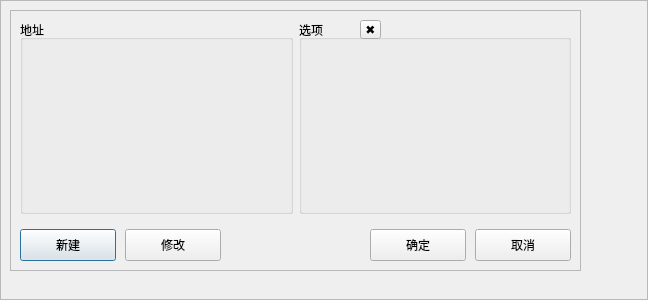
Above: src/Forms/UpdateWalletForm.ui from to1dev/tengu before the change. Below: the same form after it.
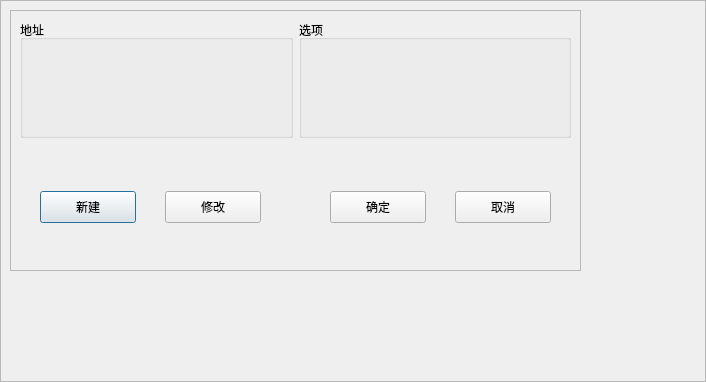
That is the form after the change.

What changed in the file:
```diff
--- a/src/Forms/UpdateWalletForm.ui
+++ b/src/Forms/UpdateWalletForm.ui
@@ -6,8 +6,8 @@
    <rect>
     <x>0</x>
     <y>0</y>
-    <width>648</width>
-    <height>300</height>
+    <width>706</width>
+    <height>382</height>
    </rect>
   </property>
   <property name="windowTitle">
@@ -32,10 +32,7 @@
    <item>
     <widget class="QFrame" name="frameMain">
      <property name="frameShape">
-      <enum>QFrame::Shape::StyledPanel</enum>
-     </property>
-     <property name="frameShadow">
-      <enum>QFrame::Shadow::Raised</enum>
+      <enum>QFrame::StyledPanel</enum>
      </property>
      <widget class="QFrame" name="frameContent">
       <property name="geometry">
@@ -47,10 +44,7 @@
        </rect>
       </property>
       <property name="frameShape">
-       <enum>QFrame::Shape::StyledPanel</enum>
-      </property>
-      <property name="frameShadow">
-       <enum>QFrame::Shadow::Raised</enum>
+       <enum>QFrame::StyledPanel</enum>
       </property>
       <layout class="QVBoxLayout" name="verticalLayout_3">
        <item>
@@ -137,9 +131,6 @@
          </item>
          <item>
           <spacer name="horizontalSpacer">
-           <property name="orientation">
-            <enum>Qt::Orientation::Horizontal</enum>
-           </property>
            <property name="sizeHint" stdset="0">
             <size>
              <width>40</width>
@@ -202,19 +193,6 @@
        </item>
       </layout>
      </widget>
-     <widget class="QToolButton" name="ButtonClose">
-      <property name="geometry">
-       <rect>
-        <x>360</x>
-        <y>20</y>
-        <width>21</width>
-        <height>19</height>
-       </rect>
-      </property>
-      <property name="text">
-       <string>✖️</string>
-      </property>
-     </widget>
     </widget>
    </item>
   </layout>
```
